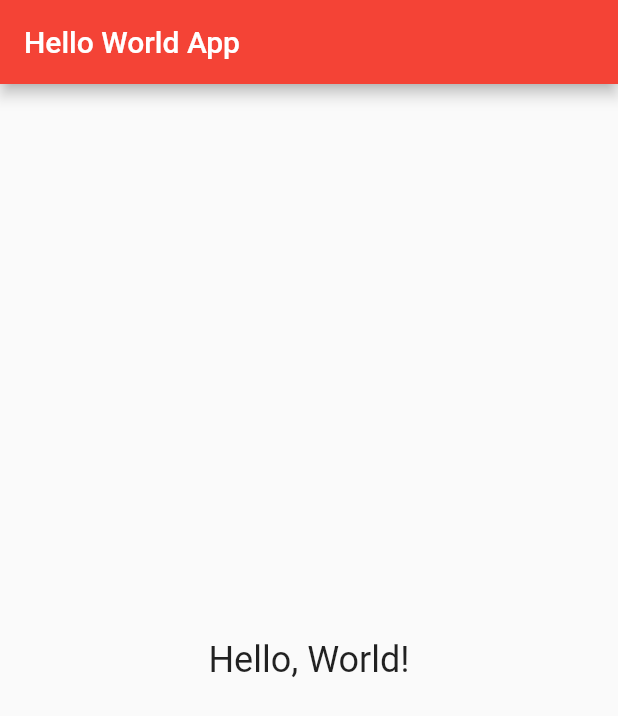
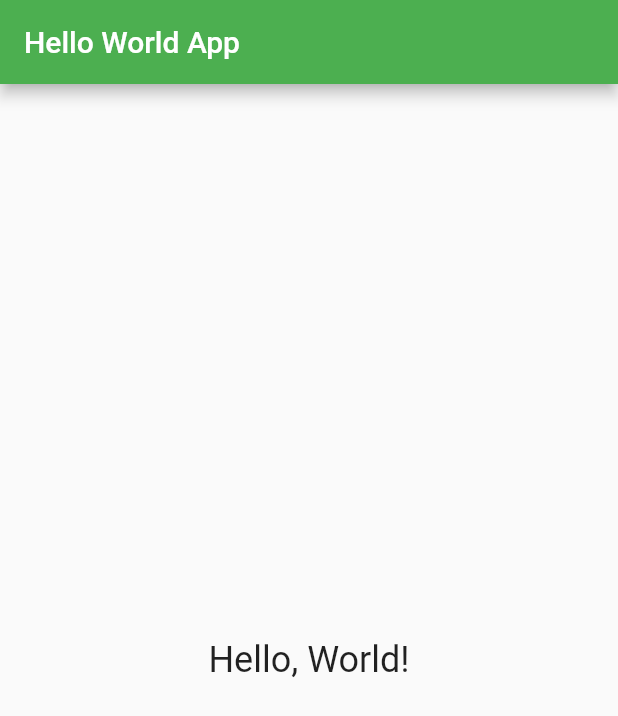
Before and after one commit to Dally07/nani-, a Flutter app: the screen it shows after launch, on a phone screen of 412 x 824 dp. Shown: the top 716 px of the screen. Run offline on Flutter 3.47's test engine with Material 2 defaults, Android fonts, the phone set to English and light mode, and no system bars.

Commit message:
creation de projet flutter pour le quiz, afficher hello word

```diff
--- a/lib/main.dart
+++ b/lib/main.dart
@@ -12,7 +12,7 @@ class MyApp extends StatelessWidget {
     return MaterialApp(
       title: 'Hello World App',
       theme: ThemeData(
-        primarySwatch: Colors.red,
+        primarySwatch: Colors.green,
       ),
       home: Scaffold(
         appBar: AppBar(
```
